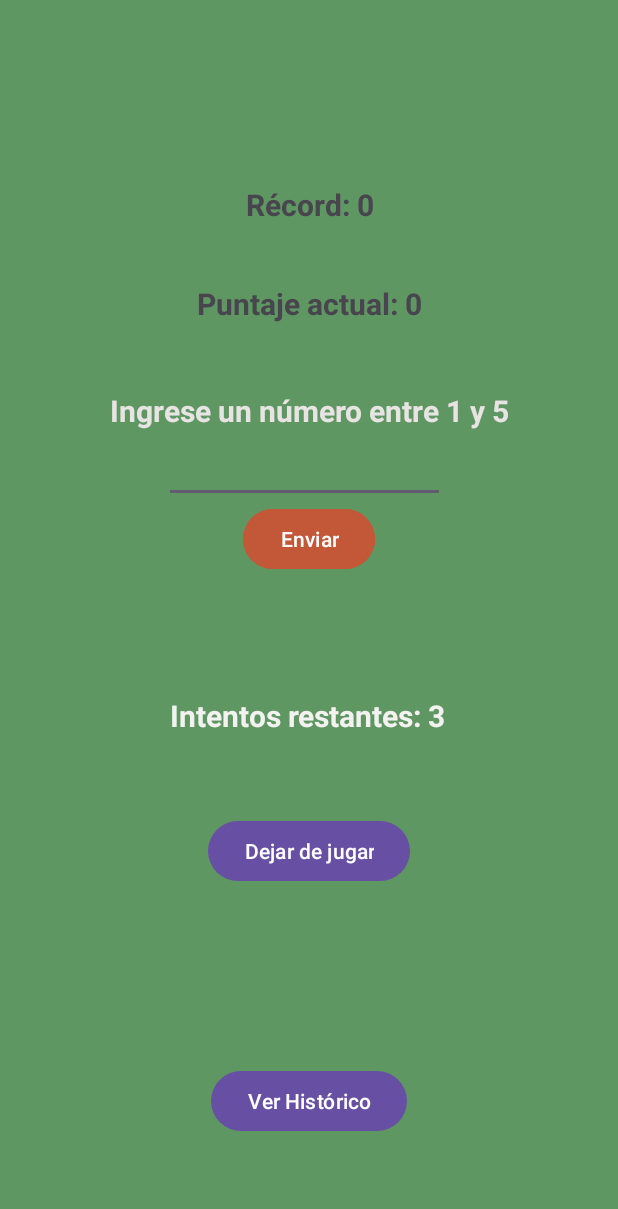
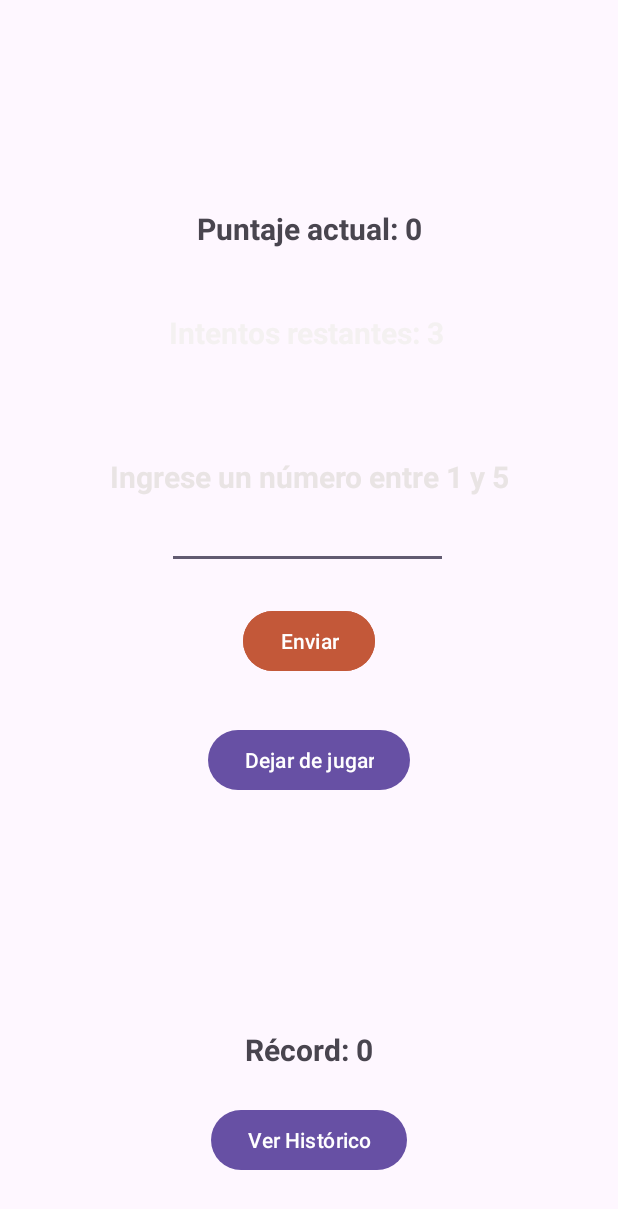
Before and after one commit to cambaccarini/tp2.1AppsMoviles, an Android app: the MainActivity screen opened directly, with no data from a screen before it, on a phone screen of 412 x 824 dp. Shown: the top 1209 px of the screen. Run offline under Robolectric (Android 15) with nearby library versions, the phone set to English and light mode, and no system bars; 1 statement that could not run was skipped.

Commit message:
layout adivinar el numero cambie color y distribucion de elementos

```diff
--- a/app/src/main/res/layout/activity_main.xml
+++ b/app/src/main/res/layout/activity_main.xml
@@ -5,7 +5,6 @@
     android:id="@+id/main"
     android:layout_width="match_parent"
     android:layout_height="match_parent"
-    android:background="#CC38803B"
     tools:context=".MainActivity">
 
     <TextView
@@ -18,23 +17,21 @@
         app:layout_constraintBottom_toTopOf="@+id/textView"
         app:layout_constraintEnd_toEndOf="parent"
         app:layout_constraintStart_toStartOf="parent"
-        app:layout_constraintTop_toTopOf="parent"
-        app:layout_constraintVertical_bias="0.812" />
+        app:layout_constraintTop_toTopOf="parent" />
 
     <TextView
         android:id="@+id/textViewPuntajeMaximo"
         android:layout_width="wrap_content"
         android:layout_height="wrap_content"
-        android:layout_marginStart="12dp"
         android:text="Récord: 0"
         android:textSize="20sp"
         android:textStyle="bold"
-        app:layout_constraintBottom_toTopOf="@+id/textView"
+        app:layout_constraintBottom_toTopOf="@+id/btnVerHistorico"
         app:layout_constraintEnd_toEndOf="parent"
-        app:layout_constraintHorizontal_bias="0.482"
+        app:layout_constraintHorizontal_bias="0.501"
         app:layout_constraintStart_toStartOf="parent"
-        app:layout_constraintTop_toTopOf="parent"
-        app:layout_constraintVertical_bias="0.527" />
+        app:layout_constraintTop_toBottomOf="@+id/btnStopGame"
+        app:layout_constraintVertical_bias="0.873" />
 
     <EditText
         android:id="@+id/editTextNumber"
@@ -47,10 +44,10 @@
         android:inputType="number"
         app:layout_constraintBottom_toBottomOf="parent"
         app:layout_constraintEnd_toEndOf="parent"
-        app:layout_constraintHorizontal_bias="0.486"
+        app:layout_constraintHorizontal_bias="0.497"
         app:layout_constraintStart_toStartOf="parent"
         app:layout_constraintTop_toTopOf="parent"
-        app:layout_constraintVertical_bias="0.37" />
+        app:layout_constraintVertical_bias="0.427" />
 
     <TextView
         android:id="@+id/textView"
@@ -62,58 +59,60 @@
         android:textStyle="bold"
         app:layout_constraintBottom_toTopOf="@+id/editTextNumber"
         app:layout_constraintEnd_toEndOf="parent"
-        app:layout_constraintStart_toStartOf="parent" />
+        app:layout_constraintStart_toStartOf="parent"
+        app:layout_constraintTop_toTopOf="parent"
+        app:layout_constraintVertical_bias="1.0" />
+
 
     <TextView
         android:id="@+id/textViewIntentos"
         android:layout_width="wrap_content"
         android:layout_height="wrap_content"
-        android:layout_marginTop="128dp"
+        android:layout_marginTop="32dp"
         android:text="Intentos restantes: 3"
         android:textColor="#F4F1F1"
         android:textSize="20sp"
         android:textStyle="bold"
+        app:layout_constraintBottom_toTopOf="@+id/textView"
         app:layout_constraintEnd_toEndOf="parent"
-        app:layout_constraintHorizontal_bias="0.498"
+        app:layout_constraintHorizontal_bias="0.495"
         app:layout_constraintStart_toStartOf="parent"
-        app:layout_constraintTop_toBottomOf="@+id/editTextNumber" />
+        app:layout_constraintTop_toBottomOf="@+id/textViewPuntajeActual"
+        app:layout_constraintVertical_bias="0.126" />
 
     <Button
         android:id="@+id/buttonEnviar"
         android:layout_width="wrap_content"
         android:layout_height="wrap_content"
+        android:layout_marginTop="24dp"
         android:backgroundTint="#C35839"
         android:text="@string/adivinar_button_text"
         app:layout_constraintEnd_toEndOf="parent"
         app:layout_constraintStart_toStartOf="parent"
         app:layout_constraintTop_toBottomOf="@+id/editTextNumber" />
 
-
     <Button
         android:id="@+id/btnStopGame"
         android:layout_width="wrap_content"
         android:layout_height="wrap_content"
-        android:layout_marginTop="160dp"
         android:text="@string/stop_game"
-        app:layout_constraintBottom_toBottomOf="parent"
+        app:layout_constraintBottom_toTopOf="@+id/btnVerHistorico"
         app:layout_constraintEnd_toEndOf="parent"
         app:layout_constraintHorizontal_bias="0.501"
         app:layout_constraintStart_toStartOf="parent"
         app:layout_constraintTop_toBottomOf="@+id/buttonEnviar"
-        app:layout_constraintVertical_bias="0.0" />
+        app:layout_constraintVertical_bias="0.131" />
 
     <Button
         android:id="@+id/btnVerHistorico"
         android:layout_width="wrap_content"
         android:layout_height="wrap_content"
-        android:layout_marginTop="219dp"
+        android:layout_marginBottom="40dp"
         android:text="@string/historico_button_text"
         app:layout_constraintBottom_toBottomOf="parent"
         app:layout_constraintEnd_toEndOf="parent"
         app:layout_constraintHorizontal_bias="0.501"
-        app:layout_constraintStart_toStartOf="parent"
-        app:layout_constraintTop_toBottomOf="@+id/textViewIntentos"
-        app:layout_constraintVertical_bias="0.0" />
+        app:layout_constraintStart_toStartOf="parent" />
     ... />
 
 </androidx.constraintlayout.widget.ConstraintLayout>
--- a/app/src/main/res/values/strings.xml
+++ b/app/src/main/res/values/strings.xml
@@ -13,4 +13,5 @@
     <string name="puntaje_maximo">Puntaje máximo: %1$d</string>
     <string name="stop_game">Dejar de jugar</string>
     <string name="puntaje_maximo_usuario">Tu puntaje máximo: %1$d</string>
+    <string name="titleleaderboard">Leaderboard</string>
 </resources>
```
Also changed, not shown: app/src/main/res/layout/activity_history.xml (+23 -7 lines).
